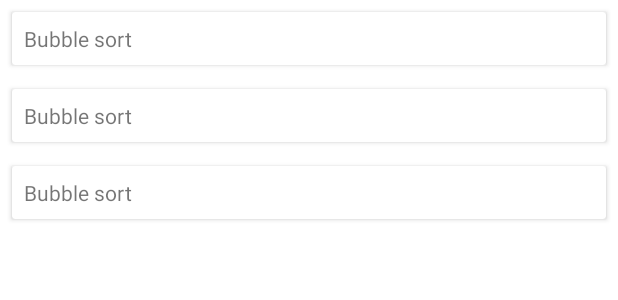
After one commit to kaszabimre/intro-algorithms, an Android app: the layout fragment_main.xml on its own in the app's theme, with its tools: preview values and no code run, on a phone screen of 412 x 824 dp. The commit adds this screen. Shown: the top 300 px of the screen. Run offline under Robolectric (Android 15) with nearby library versions, the phone set to English and light mode, and no system bars.

Commit message:
feat: add main screen with base models

```diff
--- a/app/build.gradle
+++ b/app/build.gradle
@@ -37,8 +37,8 @@ android {
 dependencies {
 
     // AndroidX
-    implementation "androidx.appcompat:appcompat:$appcompat"
-    implementation "androidx.constraintlayout:constraintlayout:$constraintlayout"
+    implementation "androidx.appcompat:appcompat:$androidx_version"
+    implementation "androidx.lifecycle:lifecycle-runtime-ktx:$lifecycle_version"
 
     // Navigation
     implementation "androidx.navigation:navigation-fragment:$navigation_version"
@@ -50,6 +50,7 @@ dependencies {
 
     // UI
     implementation "com.google.android.material:material:$material"
+    implementation "androidx.constraintlayout:constraintlayout:$constraintlayout"
 
     // Test
     testImplementation "junit:junit:$junit"
--- /dev/null
+++ b/app/src/main/java/io/imrekaszab/algorithms/model/Algorithm.java
@@ -0,0 +1,6 @@
+package io.imrekaszab.algorithms.model;
+
+public abstract class Algorithm {
+    public abstract AlgorithmType getType();
+    public abstract int getTitleResId();
+}
--- /dev/null
+++ b/app/src/main/java/io/imrekaszab/algorithms/model/AlgorithmType.java
@@ -0,0 +1,5 @@
+package io.imrekaszab.algorithms.model;
+
+public enum AlgorithmType {
+    SORT, SEARCH
+}
--- /dev/null
+++ b/app/src/main/java/io/imrekaszab/algorithms/model/item/ItemModel.java
@@ -0,0 +1,4 @@
+package io.imrekaszab.algorithms.model.item;
+
+public interface ItemModel {
+}
--- /dev/null
+++ b/app/src/main/res/layout/fragment_main.xml
@@ -0,0 +1,22 @@
+<?xml version="1.0" encoding="utf-8"?>
+<layout xmlns:android="http://schemas.android.com/apk/res/android"
+        xmlns:app="http://schemas.android.com/apk/res-auto"
+        xmlns:tools="http://schemas.android.com/tools">
+
+    <data>
+
+        <variable
+            name="vm"
+            type="io.imrekaszab.algorithms.viewmodel.MainViewModel" />
+    </data>
+
+    <androidx.recyclerview.widget.RecyclerView
+        android:id="@+id/mainRecyclerView"
+        android:layout_width="match_parent"
+        android:layout_height="match_parent"
+        android:fadingEdgeLength="@dimen/margin_bigger"
+        android:requiresFadingEdge="vertical"
+        app:layoutManager="androidx.recyclerview.widget.LinearLayoutManager"
+        tools:listitem="@layout/view_main_item" />
+
+</layout>
--- /dev/null
+++ b/app/src/main/res/layout/view_main_item.xml
@@ -0,0 +1,39 @@
+<?xml version="1.0" encoding="utf-8"?>
+<layout xmlns:android="http://schemas.android.com/apk/res/android"
+        xmlns:app="http://schemas.android.com/apk/res-auto"
+        xmlns:bind="http://schemas.android.com/apk/res-auto"
+        xmlns:tools="http://schemas.android.com/tools">
+
+    <data>
+
+        <variable
+            name="model"
+            type="io.imrekaszab.algorithms.model.item.AlgorithmItemModel" />
+    </data>
+
+    <androidx.cardview.widget.CardView
+        android:id="@+id/itemViewCard"
+        android:layout_width="match_parent"
+        android:layout_height="wrap_content"
+        android:layout_margin="@dimen/margin_tiny">
+
+        <androidx.constraintlayout.widget.ConstraintLayout
+            android:id="@+id/itemView"
+            android:layout_width="match_parent"
+            android:layout_height="match_parent"
+            android:padding="@dimen/margin_tiny">
+
+            <TextView
+                android:id="@+id/itemViewTitle"
+                android:layout_width="0dp"
+                android:layout_height="wrap_content"
+                app:layout_constraintEnd_toEndOf="parent"
+                app:layout_constraintStart_toStartOf="parent"
+                app:layout_constraintTop_toTopOf="parent"
+                bind:title="@{model.algorithm}"
+                tools:text="@string/algorithm_list_item_bubble" />
+
+        </androidx.constraintlayout.widget.ConstraintLayout>
+    </androidx.cardview.widget.CardView>
+
+</layout>
--- /dev/null
+++ b/app/src/main/res/values/dimens.xml
@@ -0,0 +1,7 @@
+<?xml version="1.0" encoding="utf-8"?>
+<resources>
+    <dimen name="margin_tiny">8dp</dimen>
+    <dimen name="margin_default">16dp</dimen>
+    <dimen name="margin_big">24dp</dimen>
+    <dimen name="margin_bigger">32dp</dimen>
+</resources>
--- a/app/src/main/res/values/strings.xml
+++ b/app/src/main/res/values/strings.xml
@@ -1,3 +1,10 @@
 <resources>
     <string name="app_name">Algorithms</string>
+
+    <string name="algorithm_list_item_name_format">%s</string>
+
+    <string name="algorithm_list_section_item_sort">Sort algorithms</string>
+    <string name="algorithm_list_section_item_search">Search algorithms</string>
+
+    <string name="algorithm_list_item_bubble">Bubble sort</string>
 </resources>
```
Also changed, not shown: app/src/main/java/io/imrekaszab/algorithms/binding/TextViewBindingAdapters.java (added, +31 -0 lines), app/src/main/java/io/imrekaszab/algorithms/model/BubbleSort.java (added, +19 -0 lines), app/src/main/java/io/imrekaszab/algorithms/model/SortAlgorithm.java (added, +9 -0 lines), app/src/main/java/io/imrekaszab/algorithms/model/item/AlgorithmItemModel.java (added, +19 -0 lines), app/src/main/java/io/imrekaszab/algorithms/model/item/SectionAlgorithmItemModel.java (added, +19 -0 lines), app/src/main/java/io/imrekaszab/algorithms/ui/MainFragment.java (added, +48 -0 lines), app/src/main/java/io/imrekaszab/algorithms/ui/adapter/AlgorithmsAdapter.java (added, +69 -0 lines), app/src/main/java/io/imrekaszab/algorithms/ui/adapter/ViewHolder.java (added, +21 -0 lines), app/src/main/java/io/imrekaszab/algorithms/viewmodel/MainViewModel.java (added, +31 -0 lines), app/src/main/res/layout/view_main_section_item.xml (added, +21 -0 lines), app/src/main/res/navigation/navigation_main.xml (+7 -1 lines), build.gradle (+6 -2 lines).
